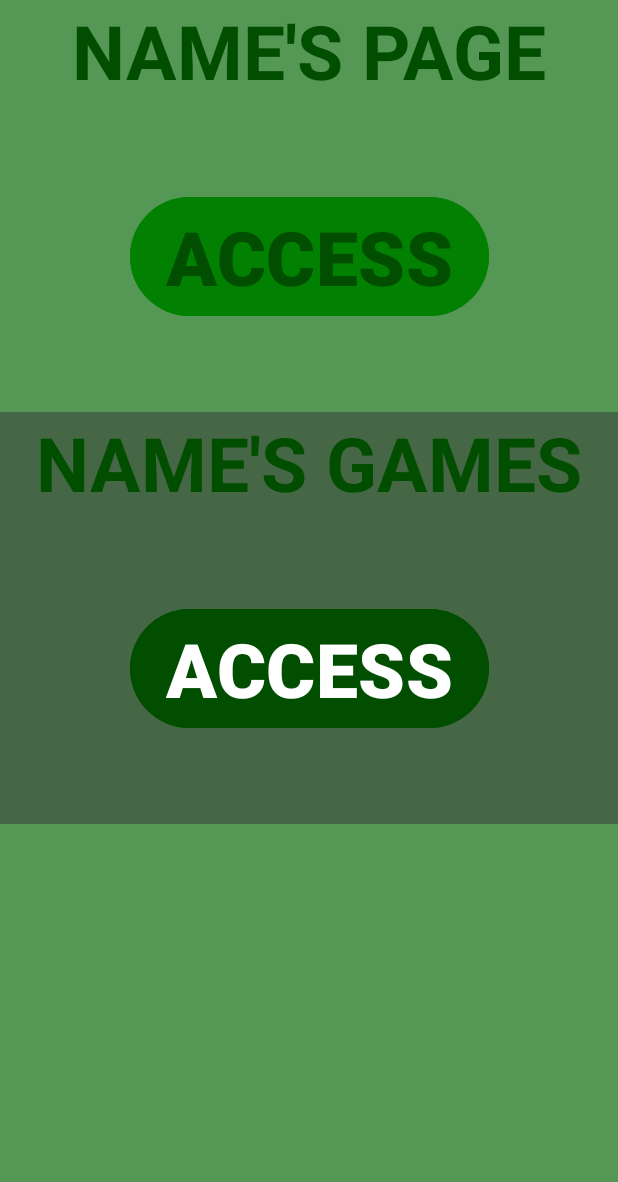
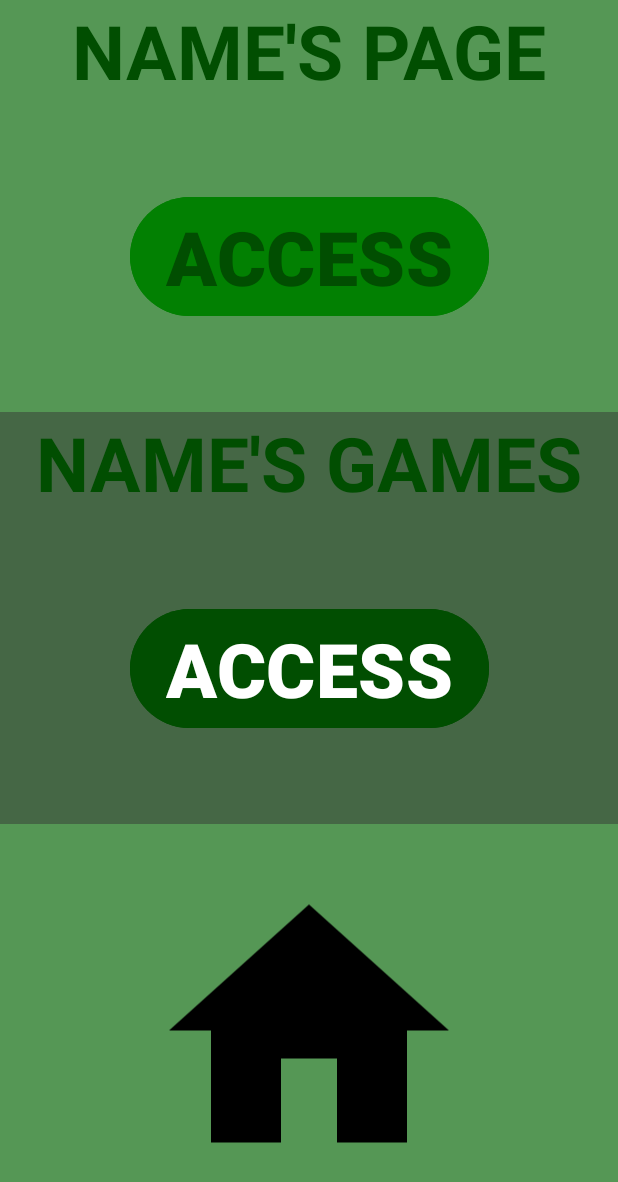
Before and after one commit to jvpts11/Trabalho-mobile-CJT, an Android app: the layout fragment_news.xml on its own in the app's theme, with its tools: preview values and no code run, on a phone screen of 412 x 824 dp. Shown: the top 1182 px of the screen. Run offline under Robolectric (Android 15) with nearby library versions, the phone set to English and light mode, and no system bars.

Commit message:
e necessário ajeitar um bug relacionado a imagem crashar o programa

```diff
--- a/app/build.gradle.kts
+++ b/app/build.gradle.kts
@@ -17,7 +17,6 @@ android {
 
         testInstrumentationRunner = "androidx.test.runner.AndroidJUnitRunner"
     }
-
     buildTypes {
         release {
             isMinifyEnabled = false
@@ -42,7 +41,9 @@ android {
 dependencies {
 
     implementation("androidx.core:core-ktx:1.9.0")
+    implementation("com.github.bumptech.glide:glide:4.12.0")
     implementation("androidx.appcompat:appcompat:1.6.1")
+    implementation("com.github.dhaval2404:imagepicker:2.1")
     implementation("com.google.android.material:material:1.10.0")
     implementation(platform("com.google.firebase:firebase-bom:32.7.0"))
     implementation("androidx.constraintlayout:constraintlayout:2.1.4")
@@ -51,6 +52,7 @@ dependencies {
     implementation("com.google.firebase:firebase-auth:22.3.0")
     implementation("com.google.firebase:firebase-firestore:24.10.0")
     implementation("com.google.firebase:firebase-database-ktx:20.3.0")
+    implementation("com.google.firebase:firebase-storage:20.3.0")
     testImplementation("junit:junit:4.13.2")
     androidTestImplementation("androidx.test.ext:junit:1.1.5")
     androidTestImplementation("androidx.test.espresso:espresso-core:3.5.1")
--- a/app/src/main/res/layout/fragment_news.xml
+++ b/app/src/main/res/layout/fragment_news.xml
@@ -81,6 +81,16 @@
     android:layout_weight="30"
     android:background="@color/pastel_club_green">
 
+    <ImageView
+        android:id="@+id/news_image"
+        android:layout_width="224dp"
+        android:layout_height="230dp"
+        app:layout_constraintBottom_toBottomOf="parent"
+        app:layout_constraintEnd_toEndOf="parent"
+        app:layout_constraintStart_toStartOf="parent"
+        app:layout_constraintTop_toTopOf="parent"
+        tools:src="@tools:sample/avatars"
+        tools:srcCompat="@drawable/home_icon" />
 </androidx.constraintlayout.widget.ConstraintLayout>
 
 
--- a/settings.gradle.kts
+++ b/settings.gradle.kts
@@ -10,6 +10,7 @@ dependencyResolutionManagement {
     repositories {
         google()
         mavenCentral()
+        maven { url = uri("https://jitpack.io") }
     }
 }
 
```
Also changed, not shown: app/src/main/java/trabalho/mobile/cjt/fragments/NewsFragment.kt (+92 -6 lines).
